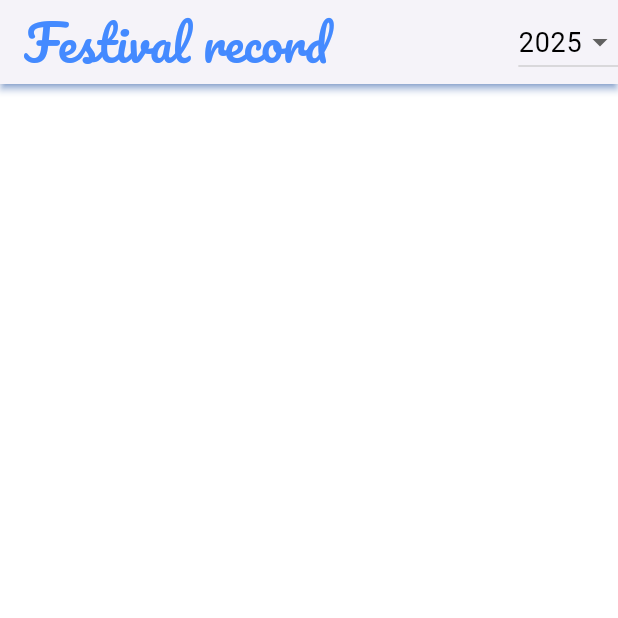
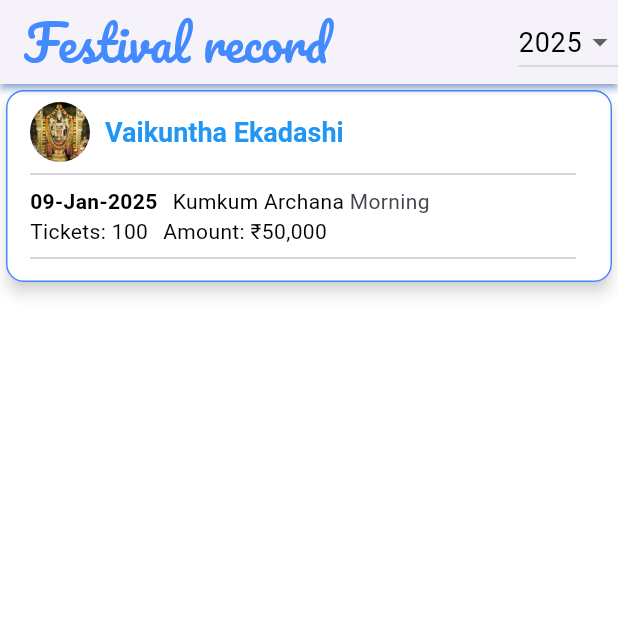
Before and after one commit to jayantadn/vkhillseva, a Flutter app: the screen it shows after launch, on a phone screen of 412 x 824 dp, the top half of it. Run offline on Flutter 3.47's test engine with Material 3 defaults, Android fonts, the phone set to English and light mode, and no system bars; our stand-ins replace firebase_core, firebase_database, fl_chart, flutter_typeahead, fluttertoast, google_fonts and 6 more; accounts and stored records are empty; Roboto replaces fonts that are missing (Delius).

Commit message:
refactor: update formatIndianCurrency to accept int and adjust usage in festival and day summary

```diff
--- a/lib/common/utils.dart
+++ b/lib/common/utils.dart
@@ -16,10 +16,11 @@ class Utils {
     // init
   }
 
-  String formatIndianCurrency(String amount) {
+  String formatIndianCurrency(int amount) {
     final formatter =
         NumberFormat.currency(locale: 'en_IN', symbol: '₹', decimalDigits: 0);
-    final number = int.parse(amount.replaceAll(RegExp(r'[^\d]'), ''));
+    final number =
+        int.parse(amount.toString().replaceAll(RegExp(r'[^\d]'), ''));
     return formatter.format(number);
   }
 
--- a/lib/nitya_seva/day_summary.dart
+++ b/lib/nitya_seva/day_summary.dart
@@ -389,8 +389,7 @@ class _DaySummaryState extends State<DaySummary> {
                         child: Text(
                           _grandTotal.isEmpty
                               ? "0"
-                              : Utils().formatIndianCurrency(
-                                  _grandTotal[1].toString()),
+                              : Utils().formatIndianCurrency(_grandTotal[1]),
                           style:
                               Theme.of(context).textTheme.bodyLarge?.copyWith(
                                     color: Colors.white,
@@ -490,8 +489,8 @@ class _DaySummaryState extends State<DaySummary> {
                   child: Center(
                     child: Text(
                       cellIndex == 0 || row[0] != "Amount"
-                          ? cell.toString()
-                          : Utils().formatIndianCurrency(cell.toString()),
+                          ? cell
+                          : Utils().formatIndianCurrency(int.parse(cell)),
                       style: Theme.of(context).textTheme.headlineSmall,
                     ),
                   ),
--- a/lib/nitya_seva/festival.dart
+++ b/lib/nitya_seva/festival.dart
@@ -26,6 +26,28 @@ class _FestivalRecordState extends State<FestivalRecord> {
   final Lock _lock = Lock();
   bool _isLoading = true;
   String _selectedYear = "";
+
+  final List<Map<String, dynamic>> _festivals = [
+    {
+      "name": "Vaikuntha Ekadashi",
+      "icon": "assets/images/VKHillDieties/Govinda.png",
+      "sessions": [
+        {
+          'settings': Session.fromJson({
+            'name': "name",
+            'type': "Kumkum Archana",
+            'defaultAmount': 500,
+            'defaultPaymentMode': "UPI",
+            'icon': "assets/images/VKHillDieties/Govinda.png",
+            'sevakarta': "Guest",
+            'timestamp': DateTime.now().toIso8601String(),
+          }),
+          "numTickets": 100,
+          "sumAmount": 50000,
+        }
+      ]
+    }
+  ];
   final Map<String, List<String>> _sessions = {};
 
   // lists
@@ -58,8 +80,6 @@ class _FestivalRecordState extends State<FestivalRecord> {
     // perform async operations here
     List datesRaw =
         await FB().getListByYear(path: "NityaSeva", year: _selectedYear);
-
-    Utils().fetchFestivalIcons();
 
     // perform sync operations here
     await _lock.synchronized(() async {
@@ -99,7 +119,7 @@ class _FestivalRecordState extends State<FestivalRecord> {
               numTickets++;
             }
             label +=
-                ": tickets - $numTickets, amount - ${Utils().formatIndianCurrency(sumAmount.toString())}";
+                ": tickets - $numTickets, amount - ${Utils().formatIndianCurrency(sumAmount)}";
 
             if (_sessions.containsKey(session.name)) {
               _sessions[session.name]!.add(label);
@@ -143,7 +163,7 @@ class _FestivalRecordState extends State<FestivalRecord> {
     });
   }
 
-  Widget _createFestivalCards(String festival, List<String> sessions) {
+  Widget _createFestivalCards(Map<String, dynamic> festival) {
     return Card(
       child: ListTile(
         title: Column(
@@ -152,13 +172,12 @@ class _FestivalRecordState extends State<FestivalRecord> {
               children: [
                 // image
                 CircleAvatar(
-                  backgroundImage:
-                      AssetImage(Utils().getFestivalIcon(festival)),
+                  backgroundImage: AssetImage(festival['icon']),
                 ),
 
                 // festival name
                 SizedBox(width: 10),
-                Text(festival,
+                Text(festival['name'],
                     style: Theme.of(context).textTheme.headlineMedium),
               ],
             ),
@@ -167,21 +186,48 @@ class _FestivalRecordState extends State<FestivalRecord> {
         ),
         subtitle: Column(
           crossAxisAlignment: CrossAxisAlignment.start,
-          children: sessions
-              .map((session) => Column(
+          children: [
+            for (var session in festival['sessions'])
+              Column(
                 children: [
                   Row(
                     children: [
-                          Expanded(
-                            child: Text(session,
+                      // date
+                      Text(
+                          DateFormat("dd-MMM-yyyy")
+                              .format(session['settings'].timestamp),
+                          style: Theme.of(context)
+                              .textTheme
+                              .bodyMedium!
+                              .copyWith(fontWeight: FontWeight.bold)),
+
+                      // seva name
+                      SizedBox(width: 10),
+                      Text(session['settings'].type,
                           style: Theme.of(context).textTheme.bodyMedium),
+                      Text(session['settings'].timestamp.hour <
+                              Const().morningCutoff
+                          ? " Morning"
+                          : " Evening"),
+                    ],
                   ),
+                  Row(
+                    children: [
+                      // tickets
+                      Text("Tickets: ${session['numTickets']}",
+                          style: Theme.of(context).textTheme.bodyMedium),
+
+                      // amount
+                      SizedBox(width: 10),
+                      Text(
+                          "Amount: ${Utils().formatIndianCurrency(session['sumAmount'])}",
+                          style: Theme.of(context).textTheme.bodyMedium),
                     ],
                   ),
                   Divider(),
                 ],
-                  ))
-              .toList(),
+              ),
+          ],
         ),
         onTap: () {
           // handle tap
@@ -223,8 +269,7 @@ class _FestivalRecordState extends State<FestivalRecord> {
               onRefresh: refresh,
               child: ListView(
                 children: [
-                  for (var entry in _sessions.entries)
-                    _createFestivalCards(entry.key, entry.value),
+                  for (var entry in _festivals) _createFestivalCards(entry),
                 ],
               ),
             ),
```
Lines whose indentation alone changed are shown as unchanged.
